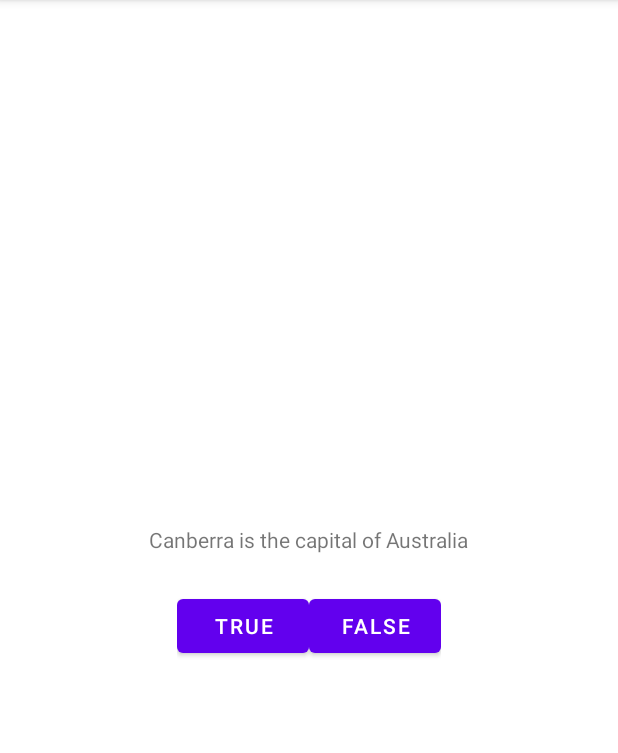
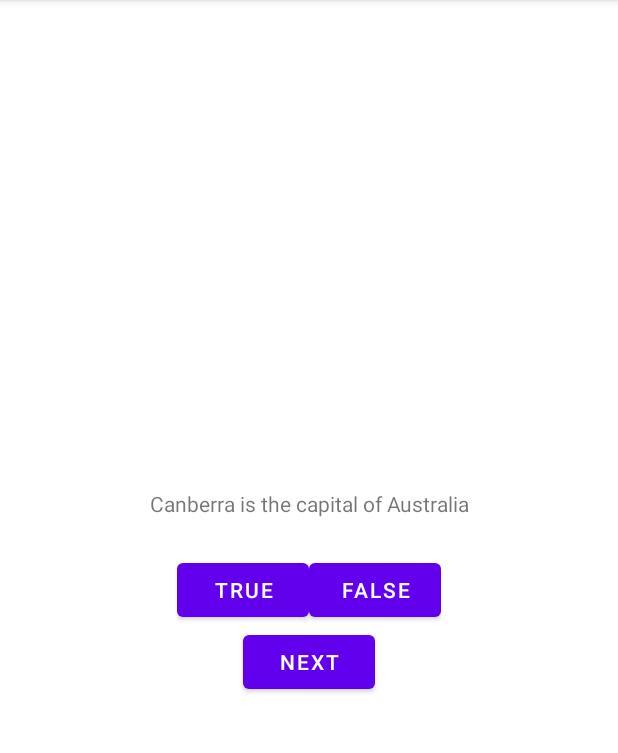
Before and after one commit to juwairen123/GeoQuiz, an Android app: the screen it shows after launch (MainActivity), after a tap on "TRUE", on a phone screen of 412 x 824 dp, the part 84-837 px from its top. Run offline under Robolectric (Android 15) with nearby library versions, the phone set to English and light mode, and no system bars.

Commit message:
Android与MVC设计模式

```diff
--- a/app/src/main/java/com/example/geoquiz/MainActivity.kt
+++ b/app/src/main/java/com/example/geoquiz/MainActivity.kt
@@ -2,28 +2,62 @@ package com.example.geoquiz
 
 import androidx.appcompat.app.AppCompatActivity
 import android.os.Bundle
-import android.view.View
 import android.widget.Button
+import android.widget.TextView
 import android.widget.Toast
 
 class MainActivity : AppCompatActivity() {
     private lateinit var trueButton: Button
-    private lateinit var falseButton:Button
+    private lateinit var falseButton: Button
+    private lateinit var nextButton: Button
+    private lateinit var questionTextView: TextView
+    private val questionBank = listOf(
+        Question(R.string.question_australia, true),
+        Question(R.string.question_oceans, true),
+        Question(R.string.question_mideast, false),
+        Question(R.string.question_africa, false),
+        Question(R.string.question_americas, true),
+        Question(R.string.question_asia, true)
+    )
+    private var currentIndex = 0
     override fun onCreate(savedInstanceState: Bundle?) {
         super.onCreate(savedInstanceState)
         setContentView(R.layout.activity_main)
         trueButton = findViewById(R.id.true_button)
         falseButton = findViewById(R.id.false_button)
-        trueButton.setOnClickListener { view: View ->
-            Toast.makeText(this,
-            R.string.correct_toast,
-            Toast.LENGTH_SHORT)
+        questionTextView = findViewById(R.id.question_text_view)
+        nextButton = findViewById(R.id.next_button)
+        trueButton.setOnClickListener {
+            checkAnswer(true)
+        }
+        falseButton.setOnClickListener {
+            checkAnswer(false)
+        }
+        updateQuestion()
+        nextButton.setOnClickListener {
+            currentIndex = (currentIndex+1)%questionBank.size
+            updateQuestion()
+        }
+    }
+    private fun updateQuestion(){
+        val questionTextResId = questionBank[currentIndex].textResId
+        questionTextView.setText(questionTextResId)
+    }
+    private fun checkAnswer(userAnswer: Boolean){
+        val correctAnswer = questionBank[currentIndex].answer
+        if (userAnswer == correctAnswer){
+            Toast.makeText(
+                this,
+                R.string.correct_toast,
+                Toast.LENGTH_SHORT
+            )
                 .show()
-        }
-        falseButton.setOnClickListener { view:View ->
-            Toast.makeText(this,
-            R.string.incorrect_toast,
-            Toast.LENGTH_SHORT)
+        }else{
+            Toast.makeText(
+                this,
+                R.string.incorrect_toast,
+                Toast.LENGTH_SHORT
+            )
                 .show()
         }
     }
--- /dev/null
+++ b/app/src/main/java/com/example/geoquiz/Question.kt
@@ -0,0 +1,5 @@
+package com.example.geoquiz
+
+import androidx.annotation.StringRes
+
+data class Question(@StringRes val textResId: Int,val answer: Boolean)
--- a/app/src/main/res/layout/activity_main.xml
+++ b/app/src/main/res/layout/activity_main.xml
@@ -20,14 +20,18 @@
 <LinearLayout xmlns:android="http://schemas.android.com/apk/res/android"
     android:layout_width="match_parent"
     android:layout_height="match_parent"
+    xmlns:tools="http://schemas.android.com/tools"
     android:gravity="center"
     android:orientation="vertical">
 
     <TextView
+        android:id="@+id/question_text_view"
         android:layout_width="wrap_content"
         android:layout_height="wrap_content"
         android:padding="24dp"
-        android:text="@string/question_text" />
+        android:gravity="center"
+        tools:text="@string/question_australia"
+        />
 
     <LinearLayout
         android:layout_width="wrap_content"
@@ -47,4 +51,11 @@
             android:layout_height="wrap_content"
             android:text="@string/false_button" />
     </LinearLayout>
+    <Button
+        android:id="@+id/next_button"
+        android:layout_width="wrap_content"
+        android:layout_height="wrap_content"
+        android:text="@string/next_button"
+        android:drawableStart="@drawable/arrow_right"
+        android:drawablePadding="4dp"/>
 </LinearLayout>
--- a/app/src/main/res/values/strings.xml
+++ b/app/src/main/res/values/strings.xml
@@ -1,8 +1,14 @@
 <resources>
     <string name="app_name">GeoQuiz</string>
-    <string name="question_text">Canberra is the capital of Australia</string>
+    <string name="question_australia">Canberra is the capital of Australia</string>
+    <string name="question_oceans">The Pacific Ocean is lager than the Atlantic Ocean.</string>
+    <string name="question_mideast">The SuezCanal connect the Red Sea and the Indian Ocean.</string>
+    <string name="question_africa">The source of the Nile River is in Egypt.</string>
+    <string name="question_americas">The Amazon River is the longest river in the Americas.</string>
+    <string name="question_asia">The Baikal is the world\'s oldest and deepest freshwater lake.</string>
     <string name="true_button">True</string>
     <string name="false_button">False</string>
     <string name="correct_toast">Correct!</string>
     <string name="incorrect_toast">Incorrect!</string>
+    <string name="next_button">Next</string>
 </resources>
```
Also changed, not shown: app/src/main/res/drawable-hdpi/arrow_left.png (added), app/src/main/res/drawable-hdpi/arrow_right.png (added), app/src/main/res/drawable-mdpi/arrow_left.png (added), app/src/main/res/drawable-mdpi/arrow_right.png (added), app/src/main/res/drawable-xhdpi/arrow_left.png (added), app/src/main/res/drawable-xhdpi/arrow_right.png (added), app/src/main/res/drawable-xxhdpi/arrow_left.png (added), app/src/main/res/drawable-xxhdpi/arrow_right.png (added), app/src/main/res/drawable-xxxhdpi/arrow_left.png (added), app/src/main/res/drawable-xxxhdpi/arrow_right.png (added).
